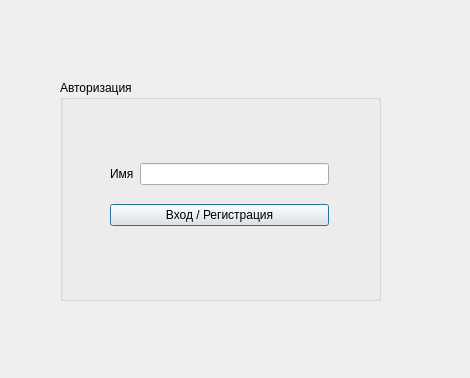
The window that client/ui_lib/login.ui (xpewa/TaskMessenger) describes before a commit, drawn with Qt 5.
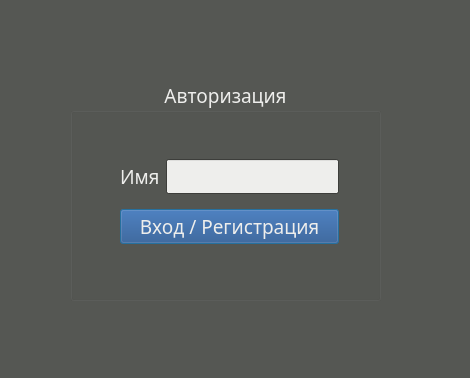
The same window after the commit.

```diff
--- a/client/ui_lib/login.ui
+++ b/client/ui_lib/login.ui
@@ -10,28 +10,188 @@
     <height>378</height>
    </rect>
   </property>
+  <property name="palette">
+   <palette>
+    <active>
+     <colorrole role="WindowText">
+      <brush brushstyle="SolidPattern">
+       <color alpha="255">
+        <red>238</red>
+        <green>238</green>
+        <blue>236</blue>
+       </color>
+      </brush>
+     </colorrole>
+     <colorrole role="Button">
+      <brush brushstyle="SolidPattern">
+       <color alpha="255">
+        <red>32</red>
+        <green>74</green>
+        <blue>135</blue>
+       </color>
+      </brush>
+     </colorrole>
+     <colorrole role="ButtonText">
+      <brush brushstyle="SolidPattern">
+       <color alpha="255">
+        <red>238</red>
+        <green>238</green>
+        <blue>236</blue>
+       </color>
+      </brush>
+     </colorrole>
+     <colorrole role="Base">
+      <brush brushstyle="SolidPattern">
+       <color alpha="255">
+        <red>238</red>
+        <green>238</green>
+        <blue>236</blue>
+       </color>
+      </brush>
+     </colorrole>
+     <colorrole role="Window">
+      <brush brushstyle="SolidPattern">
+       <color alpha="255">
+        <red>85</red>
+        <green>87</green>
+        <blue>83</blue>
+       </color>
+      </brush>
+     </colorrole>
+    </active>
+    <inactive>
+     <colorrole role="WindowText">
+      <brush brushstyle="SolidPattern">
+       <color alpha="255">
+        <red>238</red>
+        <green>238</green>
+        <blue>236</blue>
+       </color>
+      </brush>
+     </colorrole>
+     <colorrole role="Button">
+      <brush brushstyle="SolidPattern">
+       <color alpha="255">
+        <red>32</red>
+        <green>74</green>
+        <blue>135</blue>
+       </color>
+      </brush>
+     </colorrole>
+     <colorrole role="ButtonText">
+      <brush brushstyle="SolidPattern">
+       <color alpha="255">
+        <red>238</red>
+        <green>238</green>
+        <blue>236</blue>
+       </color>
+      </brush>
+     </colorrole>
+     <colorrole role="Base">
+      <brush brushstyle="SolidPattern">
+       <color alpha="255">
+        <red>238</red>
+        <green>238</green>
+        <blue>236</blue>
+       </color>
+      </brush>
+     </colorrole>
+     <colorrole role="Window">
+      <brush brushstyle="SolidPattern">
+       <color alpha="255">
+        <red>85</red>
+        <green>87</green>
+        <blue>83</blue>
+       </color>
+      </brush>
+     </colorrole>
+    </inactive>
+    <disabled>
+     <colorrole role="WindowText">
+      <brush brushstyle="SolidPattern">
+       <color alpha="255">
+        <red>190</red>
+        <green>190</green>
+        <blue>190</blue>
+       </color>
+      </brush>
+     </colorrole>
+     <colorrole role="Button">
+      <brush brushstyle="SolidPattern">
+       <color alpha="255">
+        <red>32</red>
+        <green>74</green>
+        <blue>135</blue>
+       </color>
+      </brush>
+     </colorrole>
+     <colorrole role="ButtonText">
+      <brush brushstyle="SolidPattern">
+       <color alpha="255">
+        <red>190</red>
+        <green>190</green>
+        <blue>190</blue>
+       </color>
+      </brush>
+     </colorrole>
+     <colorrole role="Base">
+      <brush brushstyle="SolidPattern">
+       <color alpha="255">
+        <red>85</red>
+        <green>87</green>
+        <blue>83</blue>
+       </color>
+      </brush>
+     </colorrole>
+     <colorrole role="Window">
+      <brush brushstyle="SolidPattern">
+       <color alpha="255">
+        <red>85</red>
+        <green>87</green>
+        <blue>83</blue>
+       </color>
+      </brush>
+     </colorrole>
+    </disabled>
+   </palette>
+  </property>
+  <property name="font">
+   <font>
+    <family>aakar</family>
+    <pointsize>14</pointsize>
+    <weight>50</weight>
+    <italic>false</italic>
+    <bold>false</bold>
+   </font>
+  </property>
+  <property name="contextMenuPolicy">
+   <enum>Qt::CustomContextMenu</enum>
+  </property>
   <property name="windowTitle">
    <string>Dialog</string>
   </property>
   <widget class="QGroupBox" name="groupBox">
    <property name="geometry">
     <rect>
-     <x>60</x>
+     <x>70</x>
      <y>80</y>
-     <width>321</width>
+     <width>311</width>
      <height>221</height>
     </rect>
    </property>
    <property name="title">
     <string>Авторизация</string>
    </property>
+   <property name="alignment">
+    <set>Qt::AlignCenter</set>
+   </property>
    <widget class="QWidget" name="layoutWidget">
     <property name="geometry">
      <rect>
       <x>50</x>
       <y>70</y>
       <width>219</width>
-      <height>91</height>
+      <height>104</height>
      </rect>
     </property>
     <layout class="QVBoxLayout" name="verticalLayout_2">
```
Left out of the diff: 5 changed lines with no effect on the pictures.
